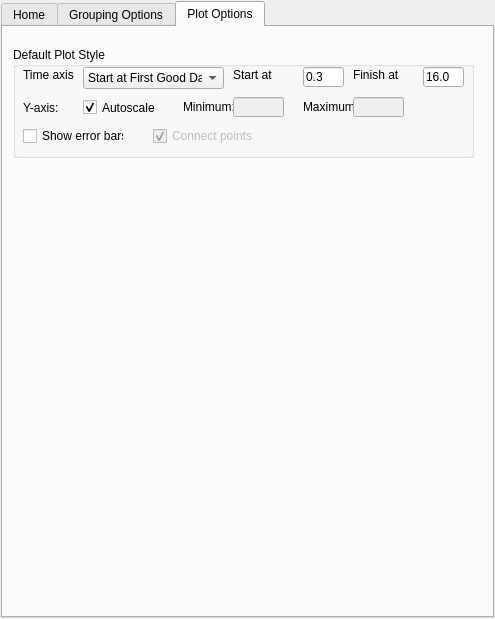
Old version of the form Code/Mantid/MantidQt/CustomInterfaces/inc/MantidQtCustomInterfaces/MuonAnalysis.ui in the repository mantidproject/mantid.
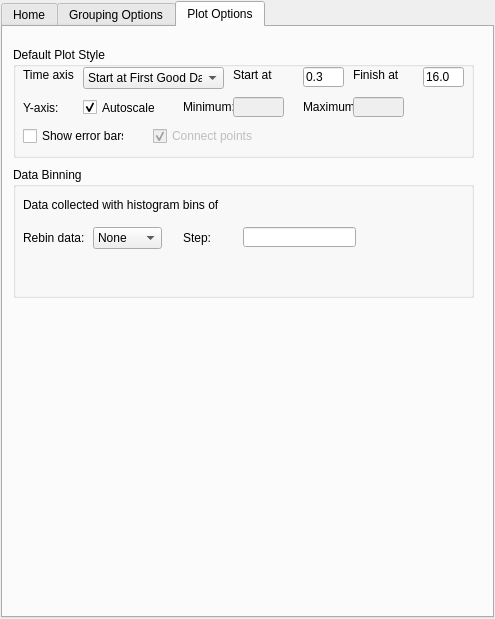
New version of the form. The open tabs and pages were chosen to show the change. Custom widgets are drawn as their Qt base class.

Commit message: Mainly some restructuring of MuonAnalysis code. re #2809

Patch:
```diff
--- a/Code/Mantid/MantidQt/CustomInterfaces/inc/MantidQtCustomInterfaces/MuonAnalysis.ui
+++ b/Code/Mantid/MantidQt/CustomInterfaces/inc/MantidQtCustomInterfaces/MuonAnalysis.ui
@@ -981,6 +981,88 @@
         </item>
        </widget>
       </widget>
+      <widget class="QGroupBox" name="groupBox_7" >
+       <property name="geometry" >
+        <rect>
+         <x>10</x>
+         <y>140</y>
+         <width>461</width>
+         <height>131</height>
+        </rect>
+       </property>
+       <property name="title" >
+        <string>Data Binning</string>
+       </property>
+       <widget class="QLabel" name="optionLabelBinWidth" >
+        <property name="geometry" >
+         <rect>
+          <x>10</x>
+          <y>30</y>
+          <width>281</width>
+          <height>16</height>
+         </rect>
+        </property>
+        <property name="text" >
+         <string>Data collected with histogram bins of</string>
+        </property>
+       </widget>
+       <widget class="QLabel" name="label_4" >
+        <property name="geometry" >
+         <rect>
+          <x>10</x>
+          <y>60</y>
+          <width>71</width>
+          <height>21</height>
+         </rect>
+        </property>
+        <property name="text" >
+         <string>Rebin data:</string>
+        </property>
+       </widget>
+       <widget class="QComboBox" name="rebinComboBox" >
+        <property name="geometry" >
+         <rect>
+          <x>80</x>
+          <y>60</y>
+          <width>69</width>
+          <height>22</height>
+         </rect>
+        </property>
+        <item>
+         <property name="text" >
+          <string>None</string>
+         </property>
+        </item>
+        <item>
+         <property name="text" >
+          <string>Fixed</string>
+         </property>
+        </item>
+       </widget>
+       <widget class="QLabel" name="optionBinStep" >
+        <property name="geometry" >
+         <rect>
+          <x>170</x>
+          <y>60</y>
+          <width>46</width>
+          <height>21</height>
+         </rect>
+        </property>
+        <property name="text" >
+         <string>Step:</string>
+        </property>
+       </widget>
+       <widget class="QLineEdit" name="optionStepSizeText" >
+        <property name="geometry" >
+         <rect>
+          <x>230</x>
+          <y>60</y>
+          <width>113</width>
+          <height>20</height>
+         </rect>
+        </property>
+       </widget>
+      </widget>
      </widget>
     </widget>
    </item>
```
The commit also changes 8 other files.
